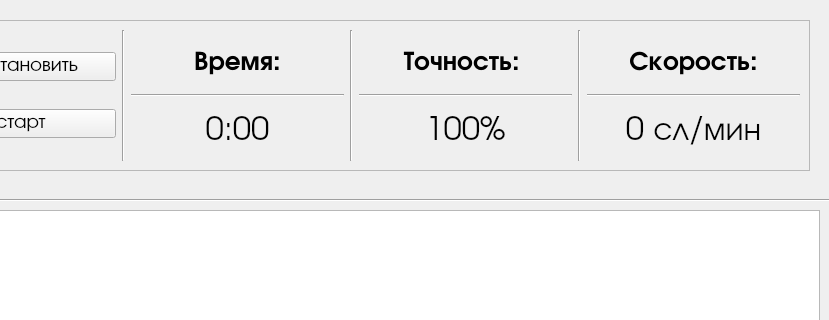
Before: the Qt Designer form LabWork_5/Task_1/mainwindow.ui in Max2772/FoA-P-2-Semester-, drawn with Qt 5; both pictures show x 371 to 1200 and y 0 to 320 of the 1200 by 900 pixel window.
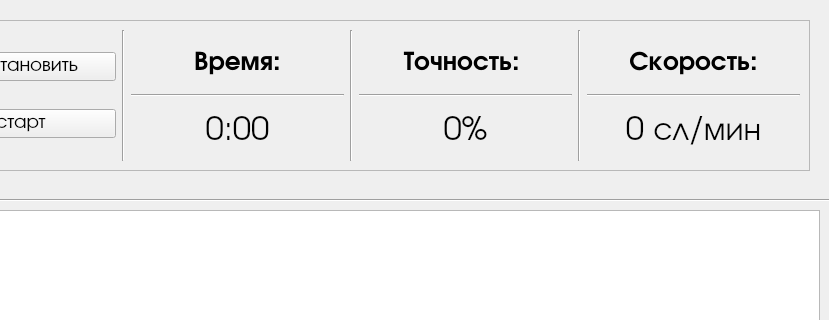
After: the same form once the commit is applied. Icons and pictures are not drawn.

Commit message: Partly finished 5/1

Patch:
```diff
--- a/LabWork_5/Task_1/mainwindow.ui
+++ b/LabWork_5/Task_1/mainwindow.ui
@@ -241,7 +241,7 @@
         <item>
          <layout class="QHBoxLayout" name="horizontalLayout_9">
           <item>
-           <widget class="QLabel" name="labelTime">
+           <widget class="QLabel" name="labelTimeInfo">
             <property name="font">
              <font>
               <family>URW Gothic</family>
@@ -270,7 +270,7 @@
          </widget>
         </item>
         <item>
-         <widget class="QLabel" name="labelTime_2">
+         <widget class="QLabel" name="labelTime">
           <property name="font">
            <font>
             <family>URW Gothic</family>
@@ -300,7 +300,7 @@
         <item>
          <layout class="QHBoxLayout" name="horizontalLayout_10">
           <item>
-           <widget class="QLabel" name="labelAccuracy">
+           <widget class="QLabel" name="labelAccuracyInfo">
             <property name="font">
              <font>
               <family>URW Gothic</family>
@@ -329,7 +329,7 @@
          </widget>
         </item>
         <item>
-         <widget class="QLabel" name="labelAccuracy_2">
+         <widget class="QLabel" name="labelAccuracy">
           <property name="font">
            <font>
             <family>URW Gothic</family>
@@ -338,7 +338,7 @@
            </font>
           </property>
           <property name="text">
-           <string>100%</string>
+           <string>0%</string>
           </property>
           <property name="alignment">
            <set>Qt::AlignCenter</set>
@@ -359,7 +359,7 @@
         <item>
          <layout class="QHBoxLayout" name="horizontalLayout_11">
           <item>
-           <widget class="QLabel" name="labelSpeed">
+           <widget class="QLabel" name="labelSpeedInfo">
             <property name="font">
              <font>
               <family>URW Gothic</family>
@@ -388,7 +388,7 @@
          </widget>
         </item>
         <item>
-         <widget class="QLabel" name="labelSpeed_2">
+         <widget class="QLabel" name="labelSpeed">
           <property name="font">
            <font>
             <family>URW Gothic</family>
```
Left out of the diff: 12 changed lines with no effect on the pictures. The commit also changes 2 other files.
